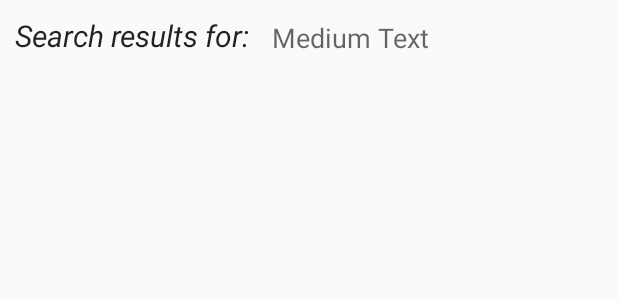
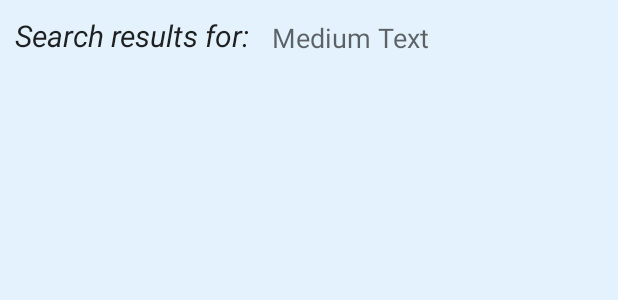
Before and after one commit to GabrielVilen/parkour-spots, an Android app: the layout activity_search.xml on its own in the app's theme, with its tools: preview values and no code run, on a phone screen of 412 x 824 dp. Shown: the top 300 px of the screen. Run offline under Robolectric (Android 15) with nearby library versions, the phone set to English and light mode, and no system bars.

Commit message:
Search functionality done

```diff
--- a/app/src/main/AndroidManifest.xml
+++ b/app/src/main/AndroidManifest.xml
@@ -35,7 +35,8 @@
 
         <activity
             android:name=".view.MapsActivity"
-            android:label="@string/app_name">
+            android:label="@string/app_name"
+            android:launchMode="singleTop">
             <intent-filter>
                 <action android:name="android.intent.action.MAIN" />
                 <category android:name="android.intent.category.LAUNCHER" />
@@ -51,11 +52,10 @@
         </activity>
         <activity
             android:name=".view.SearchActivity"
-            android:label="SearchActivity">
+            android:label="Search results">
             <intent-filter>
                 <action android:name="android.intent.action.SEARCH" />
             </intent-filter>
-
             <meta-data
                 android:name="android.app.searchable"
                 android:resource="@xml/searchable" />
--- a/app/src/main/res/layout/activity_search.xml
+++ b/app/src/main/res/layout/activity_search.xml
@@ -1,37 +1,49 @@
 <?xml version="1.0" encoding="utf-8"?>
 <RelativeLayout xmlns:android="http://schemas.android.com/apk/res/android"
+    xmlns:tools="http://schemas.android.com/tools"
+    android:layout_width="fill_parent"
+    android:layout_height="fill_parent"
     android:orientation="vertical"
-    android:layout_width="match_parent"
-    android:layout_height="match_parent">
+    tools:context=".view.SearchActivity"
+    android:background="@color/light_blue_background">
 
 
     <TextView
+        android:id="@+id/textView2"
         android:layout_width="wrap_content"
         android:layout_height="wrap_content"
-        android:textAppearance="?android:attr/textAppearanceLarge"
-        android:text="Search results for: "
-        android:id="@+id/textView2"
-        android:textStyle="italic"
-        android:textSize="20dp"
-        android:layout_alignParentTop="true"
         android:layout_alignParentLeft="true"
         android:layout_alignParentStart="true"
-        android:layout_margin="10dp" />
+        android:layout_alignParentTop="true"
+        android:layout_margin="10dp"
+        android:text="Search results for: "
+        android:textAppearance="?android:attr/textAppearanceLarge"
+        android:textSize="20dp"
+        android:textStyle="italic" />
 
-    <ListView
+    <TextView
+        android:id="@+id/queryText"
         android:layout_width="wrap_content"
         android:layout_height="wrap_content"
-        android:id="@+id/listView"
+        android:layout_alignBottom="@+id/textView2"
+        android:layout_toRightOf="@+id/textView2"
+        android:text="Medium Text"
+        android:layout_weight="1"
+        android:textAppearance="?android:attr/textAppearanceMedium" />
+
+    <LinearLayout
+        android:layout_width="fill_parent"
+        android:layout_height="wrap_content"
         android:layout_below="@+id/textView2"
-        android:layout_centerHorizontal="true" />
+        android:background="@android:color/background_light">
 
-    <TextView
-        android:layout_width="wrap_content"
-        android:layout_height="wrap_content"
-        android:textAppearance="?android:attr/textAppearanceMedium"
-        android:text="Medium Text"
-        android:id="@+id/listText"
-        android:layout_alignBottom="@+id/textView2"
-        android:layout_toRightOf="@+id/textView2" />
+        <ListView
+            android:id="@android:id/list"
+            android:layout_width="fill_parent"
+            android:layout_height="fill_parent"
+            android:layout_below="@+id/textView2"
+            android:layout_centerHorizontal="true" />
+
+    </LinearLayout>
 
 </RelativeLayout>
--- a/app/src/main/res/layout/activity_spot_info.xml
+++ b/app/src/main/res/layout/activity_spot_info.xml
@@ -8,7 +8,7 @@
     android:paddingRight="@dimen/activity_horizontal_margin"
     android:paddingTop="@dimen/activity_vertical_margin"
     tools:context="se.parkourspots.view.SpotInfoActivity"
-    android:background="#E3F2FD">
+    android:background="@color/light_blue_background">
 
     <RelativeLayout
         android:layout_height="match_parent"
--- a/app/src/main/res/layout/fragment_create_spot.xml
+++ b/app/src/main/res/layout/fragment_create_spot.xml
@@ -6,7 +6,7 @@
     android:fillViewport="true"
     android:theme="@style/Theme.AppCompat.Light.Dialog"
     tools:context=".MapsActivity"
-    android:background="#E3F2FD">
+    android:background="@color/light_blue_background">
 
     <LinearLayout
         android:layout_width="match_parent"
--- /dev/null
+++ b/app/src/main/res/values/colors.xml
@@ -0,0 +1,4 @@
+<?xml version="1.0" encoding="utf-8"?>
+<resources>
+    <color name="light_blue_background">#E3F2FD</color>
+</resources>
```
Also changed, not shown: app/src/main/java/se/parkourspots/controller/SpotHandler.java (renamed from app/src/main/java/se/parkourspots/controller/MarkerHandler.java, +18 -5 lines), app/src/main/java/se/parkourspots/controller/SpotInfoWindowAdapter.java (+6 -3 lines), app/src/main/java/se/parkourspots/view/CreateSpotFragment.java (+4 -4 lines), app/src/main/java/se/parkourspots/view/MapsActivity.java (+12 -6 lines), app/src/main/java/se/parkourspots/view/SearchActivity.java (+23 -20 lines), app/src/main/java/se/parkourspots/view/SpotInfoActivity.java (+15 -7 lines).
